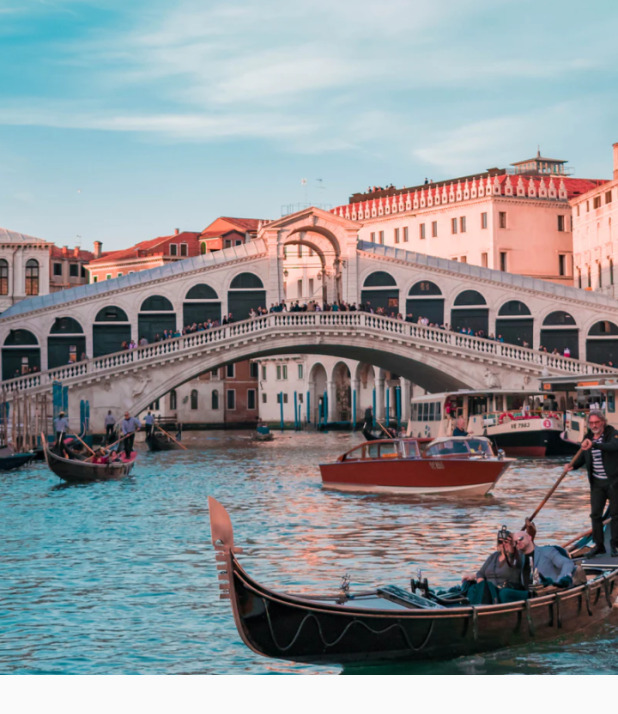
After one commit to Flutter-Dart-Hacks/bwa-pesawats, a Flutter app: the MainPage screen opened by its route, after a tap on "4.8", on a phone screen of 412 x 824 dp. The commit adds this screen. Shown: the top 714 px of the screen. Run offline on Flutter 3.47's test engine with Material 2 defaults, Android fonts, the phone set to English and light mode, and no system bars; our stand-ins replace google_fonts.

Commit message:
Penambahan halaman home page dan destination page

```diff
--- a/lib/main.dart
+++ b/lib/main.dart
@@ -1,4 +1,5 @@
 import 'package:bwa_pesawats/ui/pages/bonus_page.dart';
+import 'package:bwa_pesawats/ui/pages/detail_destination_page.dart';
 import 'package:bwa_pesawats/ui/pages/getstarted_page.dart';
 import 'package:bwa_pesawats/ui/pages/main_page.dart';
 import 'package:bwa_pesawats/ui/pages/sign_up_page.dart';
@@ -45,6 +46,9 @@ class PesawatApp extends StatelessWidget {
         },
         MainPage.routeName: (context) {
           return const MainPage();
+        },
+        DetailDestination.routeName: (context) {
+          return const DetailDestination();
         }
       },
     );
@@ -147,7 +151,7 @@ class _MyHomePageState extends State<MyHomePage> {
             ),
             Text(
               '$_counter',
-              style: Theme.of(context).textTheme.headline4,
+              style: Theme.of(context).textTheme.headlineMedium,
             ),
           ],
         ),
--- /dev/null
+++ b/lib/ui/pages/detail_destination_page.dart
@@ -0,0 +1,44 @@
+import 'package:bwa_pesawats/shareds/themes.dart';
+import 'package:flutter/material.dart';
+
+class DetailDestination extends StatefulWidget {
+  const DetailDestination({super.key});
+
+  static const String routeName = '/detailpage';
+
+  @override
+  State<DetailDestination> createState() => _DetailDestinationState();
+}
+
+class _DetailDestinationState extends State<DetailDestination> {
+  @override
+  Widget build(BuildContext context) {
+    Widget createBackgroundImage() {
+      return Container(
+        width: double.infinity,
+        height: 450,
+        decoration: const BoxDecoration(
+          image: DecorationImage(
+            image: AssetImage('resources/image_destination1.png'),
+            fit: BoxFit.cover,
+          ),
+        ),
+        child: Container(),
+      );
+    }
+
+    return Scaffold(
+      backgroundColor: kBackgroundColor,
+      body: SafeArea(
+        child: Container(
+          margin: const EdgeInsets.all(0),
+          child: Stack(
+            children: [
+              createBackgroundImage(),
+            ],
+          ),
+        ),
+      ),
+    );
+  }
+}
--- a/lib/ui/widgets/destination_card.dart
+++ b/lib/ui/widgets/destination_card.dart
@@ -1,4 +1,5 @@
 import 'package:bwa_pesawats/shareds/themes.dart';
+import 'package:bwa_pesawats/ui/pages/detail_destination_page.dart';
 import 'package:flutter/material.dart';
 
 class DestinationCard extends StatelessWidget {
@@ -16,7 +17,11 @@ class DestinationCard extends StatelessWidget {
 
   @override
   Widget build(BuildContext context) {
-    return Container(
+    return GestureDetector(
+      onTap: () {
+        Navigator.pushNamed(context, DetailDestination.routeName);
+      },
+      child: Container(
         width: 200,
         height: 323,
         margin: EdgeInsets.only(
@@ -124,6 +129,7 @@ class DestinationCard extends StatelessWidget {
             ),
           ],
         ),
+      ),
     );
   }
 }
```
Lines whose indentation alone changed are shown as unchanged.
